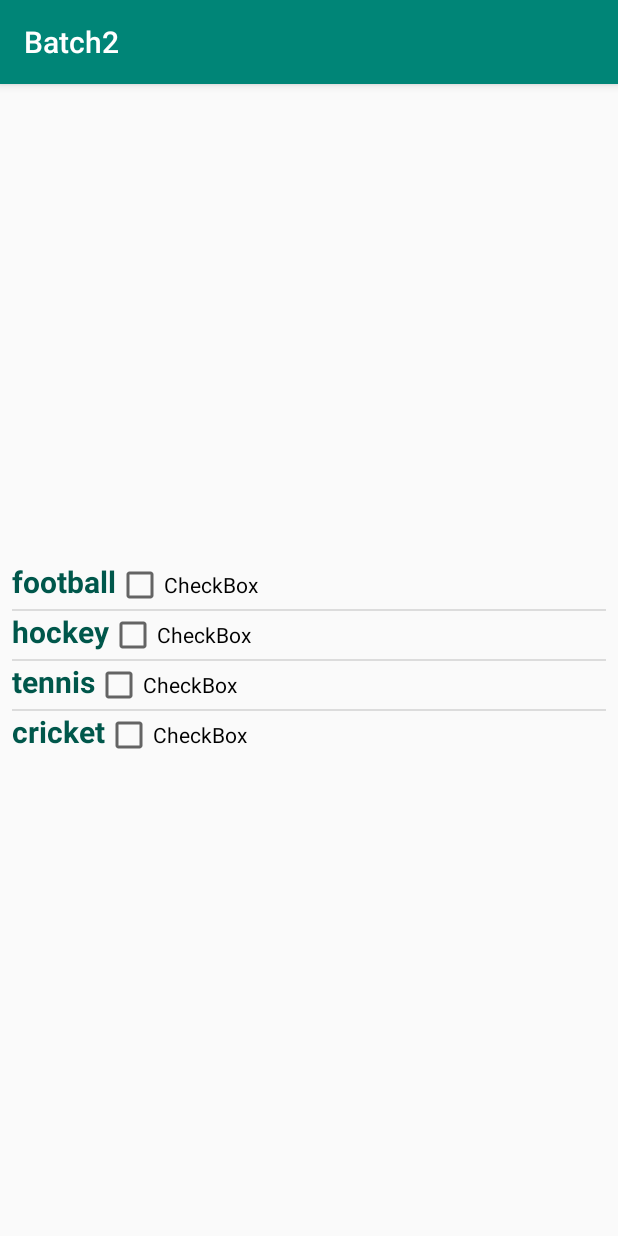
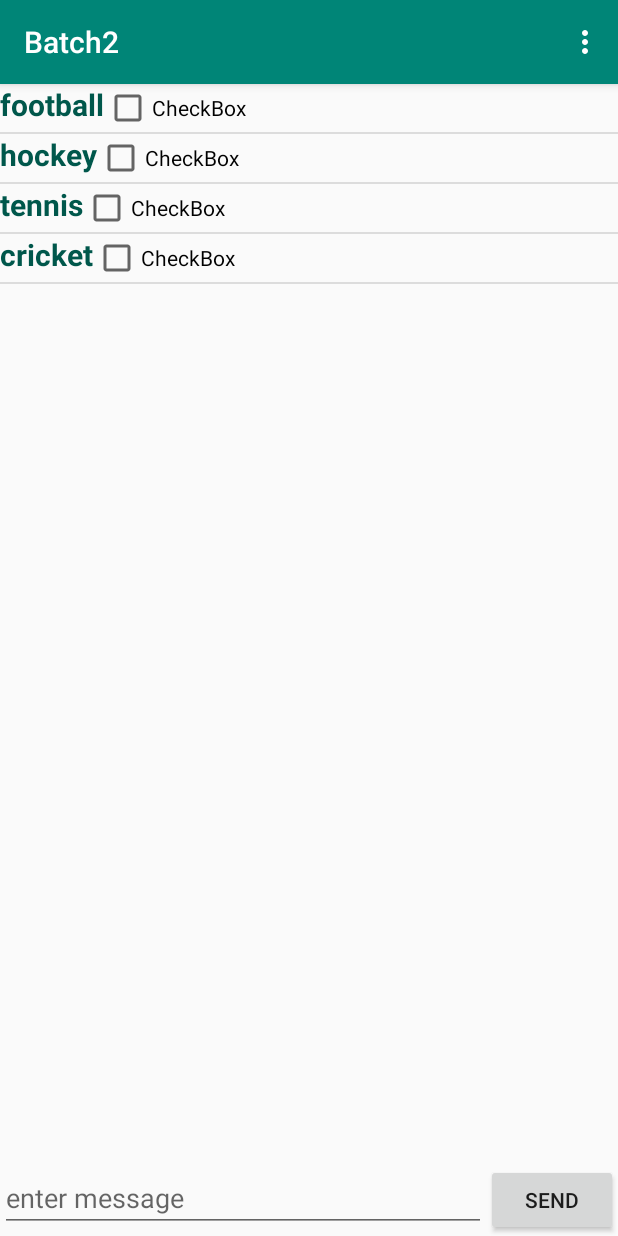
Before and after one commit to abdultanveer/Batch2, an Android app: the screen it shows after launch (MyListActivity), on a phone screen of 412 x 824 dp. Run offline under Robolectric (Android 15) with nearby library versions, the phone set to English and light mode, and no system bars.

Commit message:
options menu

```diff
--- a/app/src/main/res/layout/activity_my_list.xml
+++ b/app/src/main/res/layout/activity_my_list.xml
@@ -1,23 +1,35 @@
 <?xml version="1.0" encoding="utf-8"?>
-<android.support.constraint.ConstraintLayout xmlns:android="http://schemas.android.com/apk/res/android"
+<LinearLayout xmlns:android="http://schemas.android.com/apk/res/android"
     xmlns:app="http://schemas.android.com/apk/res-auto"
     xmlns:tools="http://schemas.android.com/tools"
     android:layout_width="match_parent"
     android:layout_height="match_parent"
+    android:orientation="vertical"
     tools:context=".MyListActivity">
 
     <ListView
         android:id="@+id/mlistview"
         android:layout_width="match_parent"
+        android:layout_height="0dp"
+        android:layout_weight="1"
+        />
+    <LinearLayout
+        android:layout_width="match_parent"
         android:layout_height="wrap_content"
-        android:layout_marginStart="8dp"
-        android:layout_marginLeft="8dp"
-        android:layout_marginTop="8dp"
-        android:layout_marginEnd="8dp"
-        android:layout_marginRight="8dp"
-        android:layout_marginBottom="8dp"
-        app:layout_constraintBottom_toBottomOf="parent"
-        app:layout_constraintEnd_toEndOf="parent"
-        app:layout_constraintStart_toStartOf="parent"
-        app:layout_constraintTop_toTopOf="parent" />
-</android.support.constraint.ConstraintLayout>
+        android:orientation="horizontal">
+
+        <EditText
+            android:id="@+id/messageEdittext"
+            android:hint="enter message"
+            android:layout_width="0dp"
+            android:layout_weight="1"
+            android:layout_height="wrap_content"/>
+        <Button
+            android:id="@+id/sendButton"
+            android:text="send"
+            android:onClick="handleClick"
+            android:layout_width="wrap_content"
+            android:layout_height="wrap_content" />
+    </LinearLayout>
+
+</LinearLayout>
--- /dev/null
+++ b/app/src/main/res/menu/mylist_menu.xml
@@ -0,0 +1,8 @@
+<?xml version="1.0" encoding="utf-8"?>
+<menu xmlns:app="http://schemas.android.com/apk/res-auto"
+    xmlns:android="http://schemas.android.com/apk/res/android">
+
+    <item android:title="edit" android:id="@+id/editMenuitem"/>
+    <item android:title="delete" android:id="@+id/deleteMenuitem"/>
+    <item android:title="share"  android:id="@+id/shareMenuitem"/>
+</menu>
```
Also changed, not shown: app/src/main/java/com/example/batch2/MyListActivity.java (+40 -0 lines).
